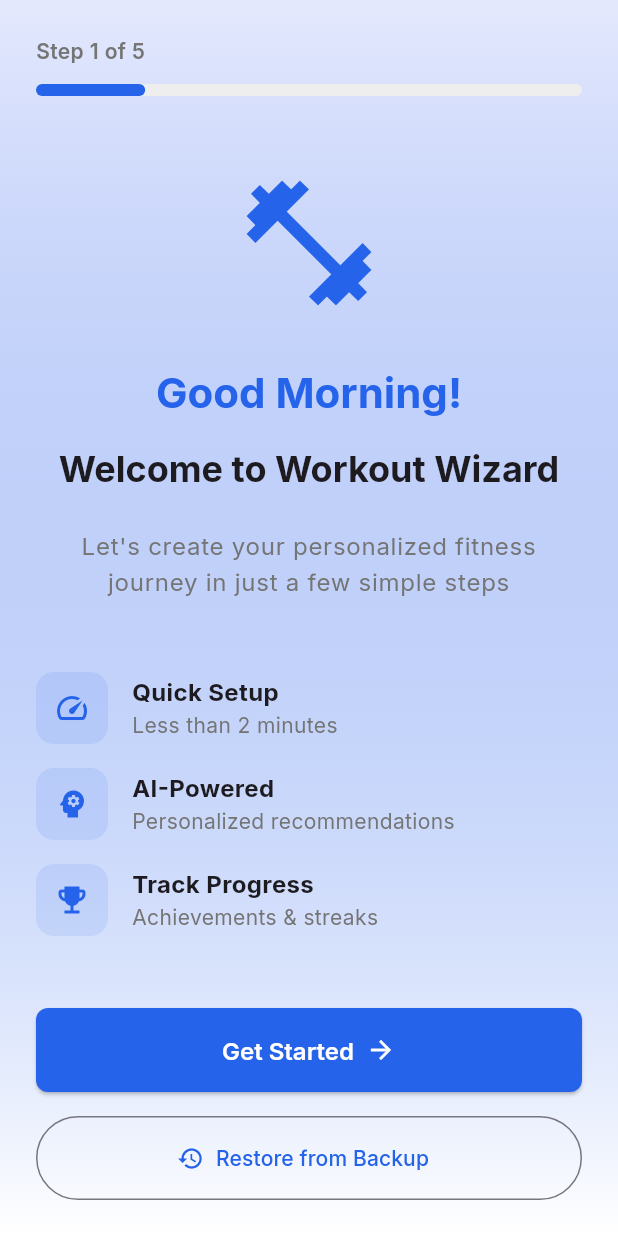
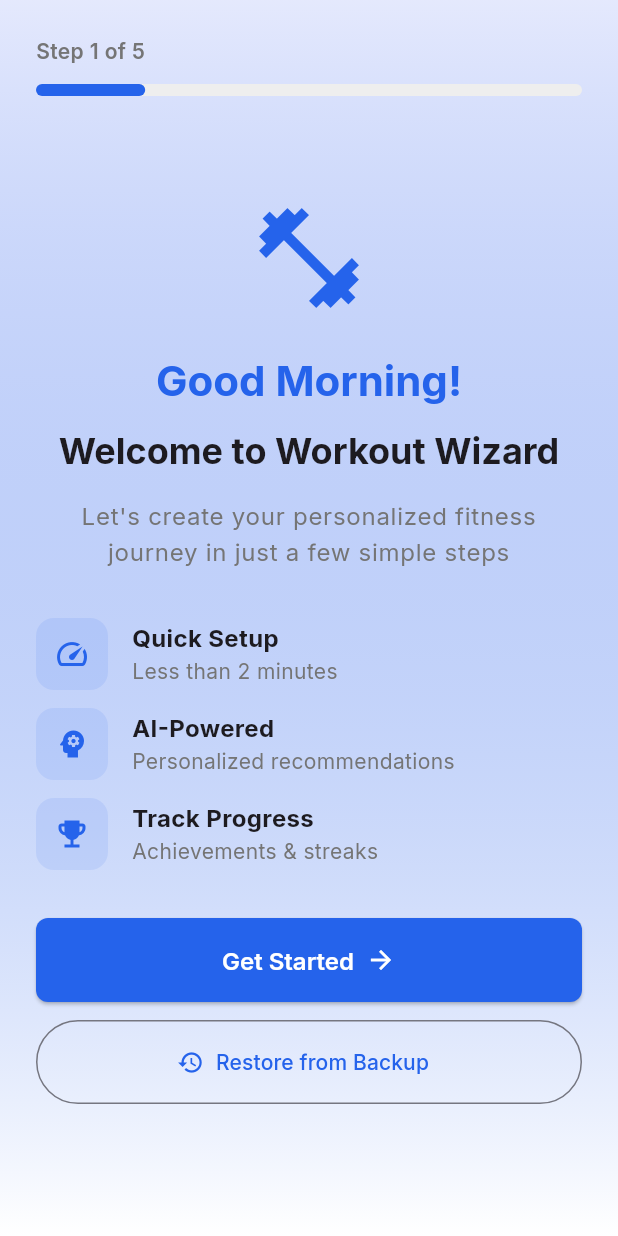
Before and after one commit to AKHIL-149/workout-wizard, a Flutter app: the screen it shows after launch, on a phone screen of 412 x 824 dp. Run offline on Flutter 3.47's test engine with Material 3 defaults, Android fonts, the phone set to English and light mode, and no system bars; our stand-ins replace camera, connectivity_plus, device_info_plus, file_picker, fl_chart, flutter_tts and 5 more; missing offline and left inert: encrypt, google_mlkit_pose_detection; accounts and stored records are empty.

Commit message:
0.4.23 version: Fix iPhone 16 Pro overflow - Made welcome screen responsive

```diff
--- a/fitness_frontend/lib/screens/onboarding_wizard_screen.dart
+++ b/fitness_frontend/lib/screens/onboarding_wizard_screen.dart
@@ -203,17 +203,18 @@ class _WelcomePage extends StatelessWidget {
     final sessionService = SessionService();
     final greeting = sessionService.timeBasedGreeting;
 
-    return Padding(
+    return SingleChildScrollView(
       padding: const EdgeInsets.all(24.0),
       child: Column(
         mainAxisAlignment: MainAxisAlignment.center,
         children: [
+          const SizedBox(height: 20),
           Icon(
             Icons.fitness_center,
-            size: 100,
+            size: 80,
             color: Theme.of(context).colorScheme.primary,
           ),
-          const SizedBox(height: 32),
+          const SizedBox(height: 24),
           Text(
             '$greeting!',
             style: Theme.of(context).textTheme.headlineMedium?.copyWith(
@@ -221,7 +222,7 @@ class _WelcomePage extends StatelessWidget {
                   color: Theme.of(context).colorScheme.primary,
                 ),
           ),
-          const SizedBox(height: 16),
+          const SizedBox(height: 12),
           Text(
             'Welcome to Workout Wizard',
             style: Theme.of(context).textTheme.headlineSmall?.copyWith(
@@ -229,7 +230,7 @@ class _WelcomePage extends StatelessWidget {
                 ),
             textAlign: TextAlign.center,
           ),
-          const SizedBox(height: 24),
+          const SizedBox(height: 16),
           Text(
             'Let\'s create your personalized fitness journey in just a few simple steps',
             style: Theme.of(context).textTheme.bodyLarge?.copyWith(
@@ -237,28 +238,28 @@ class _WelcomePage extends StatelessWidget {
                 ),
             textAlign: TextAlign.center,
           ),
-          const SizedBox(height: 48),
+          const SizedBox(height: 32),
           _buildFeatureItem(
             context,
             Icons.speed,
             'Quick Setup',
             'Less than 2 minutes',
           ),
-          const SizedBox(height: 16),
+          const SizedBox(height: 12),
           _buildFeatureItem(
             context,
             Icons.psychology,
             'AI-Powered',
             'Personalized recommendations',
           ),
-          const SizedBox(height: 16),
+          const SizedBox(height: 12),
           _buildFeatureItem(
             context,
             Icons.emoji_events,
             'Track Progress',
             'Achievements & streaks',
           ),
-          const SizedBox(height: 48),
+          const SizedBox(height: 32),
           ElevatedButton(
             onPressed: onNext,
             style: ElevatedButton.styleFrom(
@@ -273,7 +274,7 @@ class _WelcomePage extends StatelessWidget {
               ],
             ),
           ),
-          const SizedBox(height: 16),
+          const SizedBox(height: 12),
           OutlinedButton.icon(
             onPressed: () => _handleRestore(context),
             style: OutlinedButton.styleFrom(
@@ -282,6 +283,7 @@ class _WelcomePage extends StatelessWidget {
             icon: const Icon(Icons.restore),
             label: const Text('Restore from Backup'),
           ),
+          const SizedBox(height: 20),
         ],
       ),
     );
```
